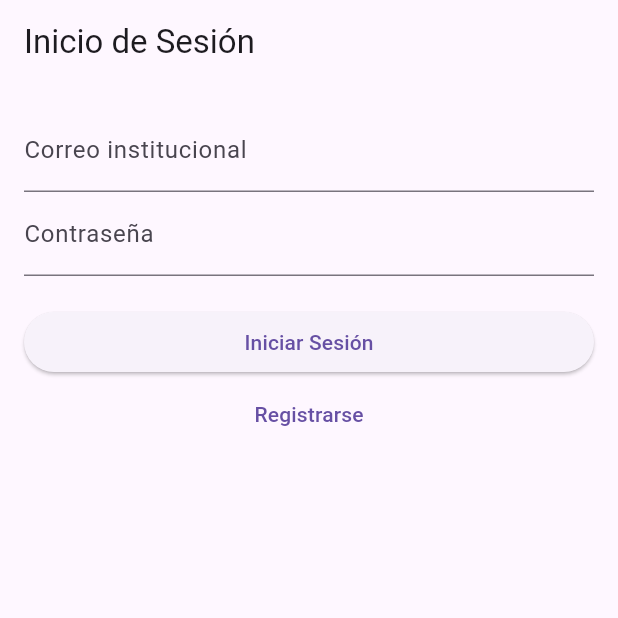
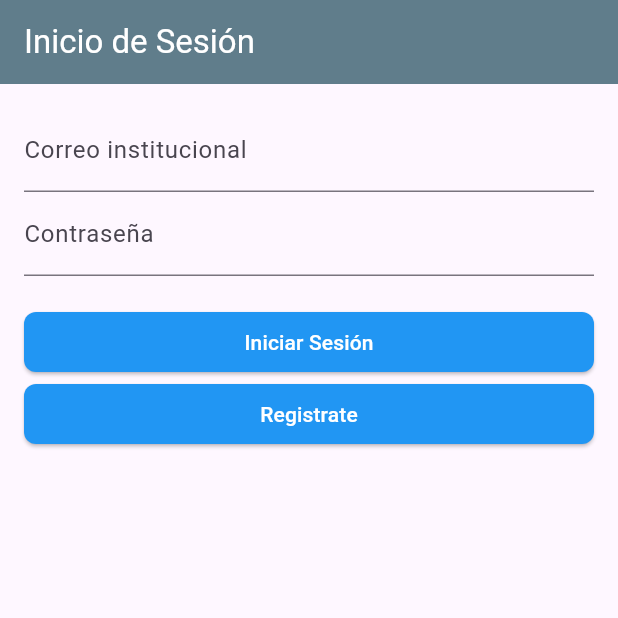
Before and after one commit to Sluu05/LenguajesDeProgramacion3, a Flutter app: the screen it shows after launch, on a phone screen of 412 x 824 dp, the top half of it. Run offline on Flutter 3.47's test engine with Material 3 defaults, Android fonts, the phone set to English and light mode, and no system bars.

Commit message:
modificaciones en la interfaz

```diff
--- a/lib/home.dart
+++ b/lib/home.dart
@@ -7,11 +7,12 @@ class HomeScreen extends StatelessWidget {
 
     return Scaffold(
       appBar: AppBar(
-        title: Text('Pantalla de Inicio'),
+        title: Text('Pantalla de Inicio', style: TextStyle(color: Colors.white)),
+        backgroundColor: Colors.blueGrey,
       ),
       body: Center(
         child: Text(
-          'Bienvenido, $email',
+          'Bienvenido $email',
           style: TextStyle(fontSize: 20),
         ),
       ),
--- a/lib/login.dart
+++ b/lib/login.dart
@@ -6,14 +6,14 @@ class LoginScreen extends StatefulWidget {
 }
 
 class _LoginScreenState extends State<LoginScreen> {
-  final _formKey = GlobalKey<FormState>();
+  final _LformKey = GlobalKey<FormState>();
   final TextEditingController _emailController = TextEditingController();
   final TextEditingController _passwordController = TextEditingController();
   String _email = '';
   String _password = '';
 
   void _login() {
-    if (_formKey.currentState!.validate()) {
+    if (_LformKey.currentState!.validate()) {
       if (_email == 'saubdy.ramirez@unah.hn' &&
           _password == '20172400114') {
         Navigator.pushReplacementNamed(
@@ -32,11 +32,12 @@ class _LoginScreenState extends State<LoginScreen> {
   @override
   Widget build(BuildContext context) {
     return Scaffold(
-      appBar: AppBar(title: Text('Inicio de Sesión')),
+      appBar: AppBar(title: Text('Inicio de Sesión', style: TextStyle(color: Colors.white)),
+        backgroundColor: Colors.blueGrey),
       body: Padding(
         padding: const EdgeInsets.all(16.0),
         child: Form(
-          key: _formKey,
+          key: _LformKey,
           child: Column(
             crossAxisAlignment: CrossAxisAlignment.stretch,
             children: <Widget>[
@@ -66,17 +67,34 @@ class _LoginScreenState extends State<LoginScreen> {
                     SizedBox(height: 20),
                     ElevatedButton(
                       onPressed: _login,
+                      style: ElevatedButton.styleFrom(
+                        foregroundColor: Colors.white,
+                        backgroundColor: Colors.blue, // Color del texto del botón
+                        shape: RoundedRectangleBorder(
+                          borderRadius: BorderRadius.circular(8), // Borde redondeado del botón
+                        ),
+                      padding: EdgeInsets.symmetric(horizontal: 32, vertical: 8), // Padding del botón
+                      ),
                       child: Text('Iniciar Sesión'),
                     ),
-              TextButton(
+                    ElevatedButton(
                       onPressed: () {
                         Navigator.pushNamed(context, '/register');
                       },
-                child: Text('Registrarse'),
+                      style: ElevatedButton.styleFrom(
+                      foregroundColor: Colors.white,
+                      backgroundColor: Colors.blue, // Color del texto del botón
+                      shape: RoundedRectangleBorder(
+                        borderRadius: BorderRadius.circular(8), // Borde redondeado del botón
+                      ),
+                      padding: EdgeInsets.symmetric(horizontal: 32, vertical: 8), // Padding del botón
+                      ),
+                      child: Text('Registrate'),
                     ),
                   ],
           ),
         ),
+
       ),
     );
   }
```
Also changed, not shown: lib/registration.dart (+14 -4 lines), pubspec.yaml (+3 -4 lines), assets/images/proyecto.png (added), 1 other file. Lines whose indentation alone changed are shown as unchanged.
